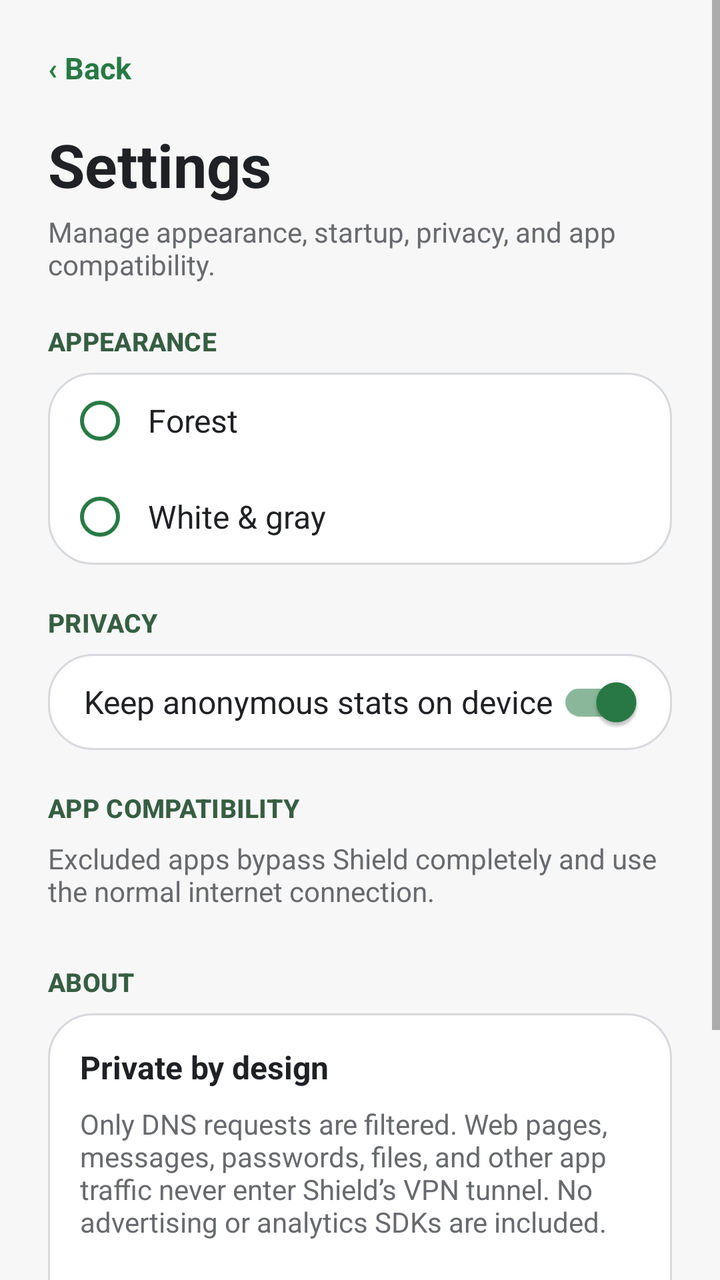
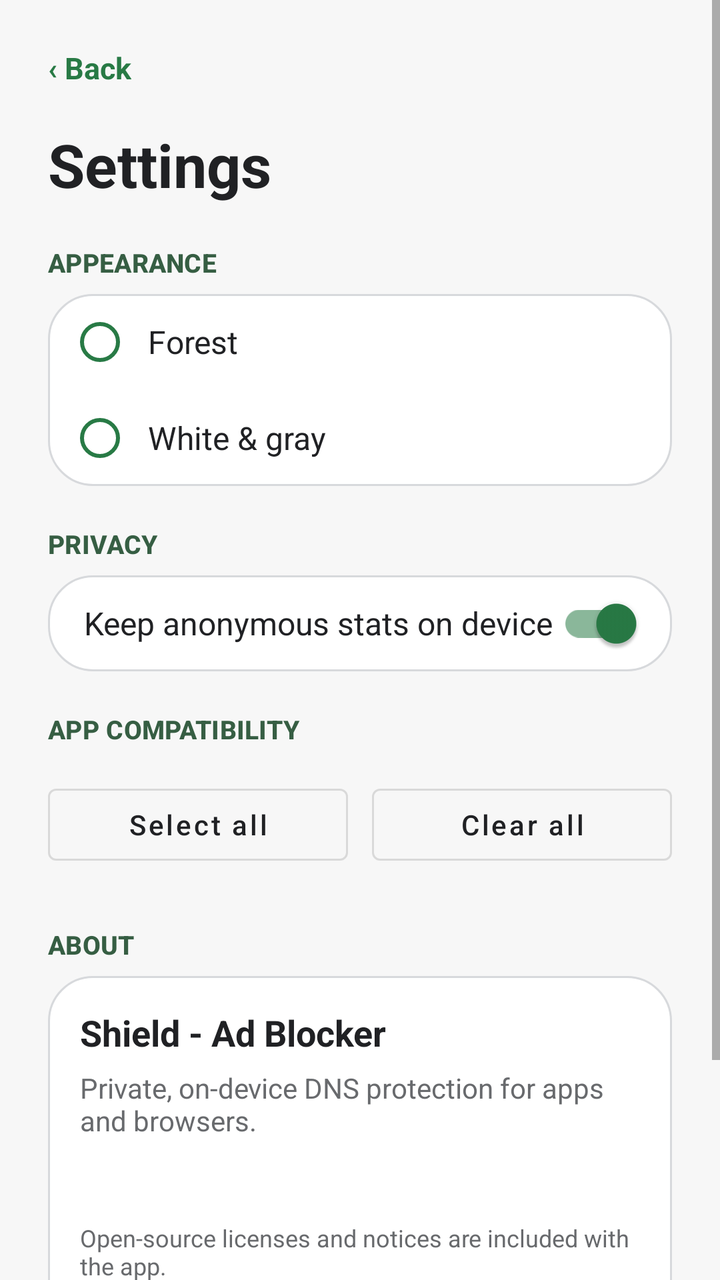

An Android layout rendered at two revisions. The XML below is the earlier revision; the diff shows what the commit changed to produce the second picture.
<!-- AndroidManifest.xml: application theme Theme.SimpleShield -->
<!-- res/layout/activity_settings.xml -->
<?xml version="1.0" encoding="utf-8"?>
<ScrollView xmlns:android="http://schemas.android.com/apk/res/android" android:id="@+id/root" android:layout_width="match_parent" android:layout_height="match_parent" android:background="@color/forest_background" android:clipToPadding="false" android:fillViewport="true" android:overScrollMode="never">
    <LinearLayout android:layout_width="match_parent" android:layout_height="wrap_content" android:orientation="vertical" android:paddingStart="@dimen/screen_horizontal_padding" android:paddingTop="10dp" android:paddingEnd="@dimen/screen_horizontal_padding" android:paddingBottom="28dp">
        <TextView android:id="@+id/backButton" android:layout_width="wrap_content" android:layout_height="48dp" android:gravity="center_vertical" android:text="@string/back" android:textColor="@color/forest_accent" android:textSize="15sp" android:textStyle="bold" />
        <TextView android:layout_width="wrap_content" android:layout_height="wrap_content" android:layout_marginTop="4dp" android:text="@string/settings" android:textColor="@color/forest_paper" android:textSize="30sp" android:textStyle="bold" />
        <TextView android:layout_width="match_parent" android:layout_height="wrap_content" android:layout_marginTop="4dp" android:text="@string/settings_intro" android:textColor="@color/forest_muted" android:textSize="14sp" />
        <TextView style="@style/ForestSectionLabel" android:text="@string/appearance" />
        <RadioGroup android:id="@+id/themeOptions" android:layout_width="match_parent" android:layout_height="wrap_content" android:background="@drawable/bg_settings_group" android:orientation="vertical" android:paddingStart="10dp" android:paddingEnd="10dp">
            <RadioButton android:id="@+id/forestThemeOption" style="@style/ForestOption" android:text="@string/theme_forest" />
            <RadioButton android:id="@+id/lightThemeOption" style="@style/ForestOption" android:text="@string/theme_light" />
        </RadioGroup>
        <TextView style="@style/ForestSectionLabel" android:text="@string/privacy" />
        <LinearLayout android:layout_width="match_parent" android:layout_height="wrap_content" android:background="@drawable/bg_settings_group" android:orientation="vertical" android:paddingStart="10dp" android:paddingEnd="10dp">
            <com.google.android.material.switchmaterial.SwitchMaterial android:id="@+id/localStatsSwitch" style="@style/ForestSwitch" android:checked="true" android:text="@string/local_stats" />
        </LinearLayout>
        <TextView style="@style/ForestSectionLabel" android:text="@string/app_exclusions" />
        <TextView android:layout_width="match_parent" android:layout_height="wrap_content" android:text="@string/app_exclusions_intro" android:textColor="@color/forest_muted" android:textSize="14sp" />
        <TextView android:id="@+id/reconnectNotice" android:layout_width="match_parent" android:layout_height="wrap_content" android:layout_marginTop="8dp" android:text="@string/reconnect_required" android:textColor="@color/forest_accent" android:textStyle="bold" android:visibility="gone" />
        <LinearLayout android:id="@+id/excludedAppsContainer" android:layout_width="match_parent" android:layout_height="wrap_content" android:layout_marginTop="7dp" android:background="@drawable/bg_settings_group" android:orientation="vertical" android:paddingStart="10dp" android:paddingEnd="10dp" />
        <TextView style="@style/ForestSectionLabel" android:text="@string/about" />
        <LinearLayout android:layout_width="match_parent" android:layout_height="wrap_content" android:background="@drawable/bg_settings_group" android:orientation="vertical" android:padding="16dp">
            <TextView android:layout_width="match_parent" android:layout_height="wrap_content" android:text="@string/privacy_note_title" android:textColor="@color/forest_paper" android:textSize="16sp" android:textStyle="bold" />
            <TextView android:layout_width="match_parent" android:layout_height="wrap_content" android:layout_marginTop="8dp" android:text="@string/privacy_note" android:textColor="@color/forest_muted" android:textSize="14sp" />
            <TextView android:id="@+id/blocklistStatus" android:layout_width="match_parent" android:layout_height="wrap_content" android:layout_marginTop="18dp" android:textColor="@color/forest_paper" android:textSize="14sp" android:textStyle="bold" />
            <TextView android:layout_width="match_parent" android:layout_height="wrap_content" android:layout_marginTop="6dp" android:autoLink="web" android:linksClickable="true" android:text="@string/blocklist_attribution" android:textColor="@color/forest_muted" android:textColorLink="@color/forest_accent" android:textSize="12sp" />
            <TextView android:layout_width="match_parent" android:layout_height="wrap_content" android:layout_marginTop="12dp" android:text="@string/version" android:textColor="@color/forest_accent" android:textSize="13sp" />
        </LinearLayout>
    </LinearLayout>
</ScrollView>
<!-- resources referenced by this layout -->
<resources>
  <color name="forest_accent">#287A45</color>
  <color name="forest_background">#F7F7F7</color>
  <color name="forest_muted">#686A6D</color>
  <color name="forest_paper">#202124</color>
  <dimen name="screen_horizontal_padding">24dp</dimen>
  <!-- drawable bg_settings_group (drawable) -->
  <?xml version="1.0" encoding="utf-8"?>
  <shape xmlns:android="http://schemas.android.com/apk/res/android"><corners android:radius="22dp" /><solid android:color="@color/forest_surface" /><stroke android:width="1dp" android:color="@color/forest_divider" /></shape>
  <string name="about">ABOUT</string>
  <string name="app_exclusions">APP COMPATIBILITY</string>
  <string name="app_exclusions_intro">Excluded apps bypass Shield completely and use the normal internet connection.</string>
  <string name="appearance">APPEARANCE</string>
  <string name="back">‹  Back</string>
  <string name="blocklist_attribution">Open-source rules: AdAway (CC BY 3.0), StevenBlack (MIT), hostsVN (MIT), and Tiuxo (CC BY 4.0). Lists are combined and reformatted; full notices are included with the app.</string>
  <string name="local_stats">Keep anonymous stats on device</string>
  <string name="privacy">PRIVACY</string>
  <string name="privacy_note">Only DNS requests are filtered. Web pages, messages, passwords, files, and other app traffic never enter Shield’s VPN tunnel. No advertising or analytics SDKs are included.</string>
  <string name="privacy_note_title">Private by design</string>
  <string name="reconnect_required">Stop and start protection once to apply app changes.</string>
  <string name="settings">Settings</string>
  <string name="settings_intro">Manage appearance, startup, privacy, and app compatibility.</string>
  <string name="theme_forest">Forest</string>
  <string name="theme_light">White &amp; gray</string>
  <string name="version">Shield - Ad Blocker 1.0</string>
  <style name="ForestOption" parent="Widget.AppCompat.CompoundButton.RadioButton">
          <item name="android:layout_width">match_parent</item>
          <item name="android:layout_height">48dp</item>
          <item name="android:gravity">center_vertical</item>
          <item name="android:paddingStart">8dp</item>
          <item name="android:textColor">@color/forest_paper</item>
          <item name="android:textSize">16sp</item>
          <item name="buttonTint">@color/forest_accent</item>
      </style>
  <style name="ForestSectionLabel" parent="TextAppearance.MaterialComponents.Subtitle2">
          <item name="android:layout_width">match_parent</item>
          <item name="android:layout_height">wrap_content</item>
          <item name="android:layout_marginTop">20dp</item>
          <item name="android:layout_marginBottom">7dp</item>
          <item name="android:textColor">@color/forest_accent_soft</item>
          <item name="android:textSize">13sp</item>
          <item name="android:textStyle">bold</item>
      </style>
  <style name="ForestSwitch" parent="Widget.MaterialComponents.CompoundButton.Switch">
          <item name="android:layout_width">match_parent</item>
          <item name="android:layout_height">48dp</item>
          <item name="android:gravity">center_vertical</item>
          <item name="android:paddingStart">8dp</item>
          <item name="android:paddingEnd">8dp</item>
          <item name="android:textColor">@color/forest_paper</item>
          <item name="android:textSize">16sp</item>
      </style>
  <color name="forest_surface">#FFFFFF</color>
  <color name="forest_divider">#D7D9DC</color>
  <color name="forest_accent_soft">#365E43</color>
  <!-- unchanged entries left out for length: 1 -->
</resources>

<!-- the commit's change to res/layout/activity_settings.xml (unified diff, before → after) -->
@@ -3,7 +3,6 @@
     <LinearLayout android:layout_width="match_parent" android:layout_height="wrap_content" android:orientation="vertical" android:paddingStart="@dimen/screen_horizontal_padding" android:paddingTop="10dp" android:paddingEnd="@dimen/screen_horizontal_padding" android:paddingBottom="28dp">
         <TextView android:id="@+id/backButton" android:layout_width="wrap_content" android:layout_height="48dp" android:gravity="center_vertical" android:text="@string/back" android:textColor="@color/forest_accent" android:textSize="15sp" android:textStyle="bold" />
         <TextView android:layout_width="wrap_content" android:layout_height="wrap_content" android:layout_marginTop="4dp" android:text="@string/settings" android:textColor="@color/forest_paper" android:textSize="30sp" android:textStyle="bold" />
-        <TextView android:layout_width="match_parent" android:layout_height="wrap_content" android:layout_marginTop="4dp" android:text="@string/settings_intro" android:textColor="@color/forest_muted" android:textSize="14sp" />
         <TextView style="@style/ForestSectionLabel" android:text="@string/appearance" />
         <RadioGroup android:id="@+id/themeOptions" android:layout_width="match_parent" android:layout_height="wrap_content" android:background="@drawable/bg_settings_group" android:orientation="vertical" android:paddingStart="10dp" android:paddingEnd="10dp">
             <RadioButton android:id="@+id/forestThemeOption" style="@style/ForestOption" android:text="@string/theme_forest" />
@@ -14,15 +13,19 @@
             <com.google.android.material.switchmaterial.SwitchMaterial android:id="@+id/localStatsSwitch" style="@style/ForestSwitch" android:checked="true" android:text="@string/local_stats" />
         </LinearLayout>
         <TextView style="@style/ForestSectionLabel" android:text="@string/app_exclusions" />
-        <TextView android:layout_width="match_parent" android:layout_height="wrap_content" android:text="@string/app_exclusions_intro" android:textColor="@color/forest_muted" android:textSize="14sp" />
+        <LinearLayout android:layout_width="match_parent" android:layout_height="wrap_content" android:layout_marginTop="8dp" android:orientation="horizontal">
+            <com.google.android.material.button.MaterialButton android:id="@+id/excludeAllAppsButton" style="@style/Widget.MaterialComponents.Button.OutlinedButton" android:layout_width="0dp" android:layout_height="48dp" android:layout_marginEnd="6dp" android:layout_weight="1" android:text="@string/exclude_all_apps" android:textAllCaps="false" android:textColor="@color/forest_paper" />
+            <com.google.android.material.button.MaterialButton android:id="@+id/clearExcludedAppsButton" style="@style/Widget.MaterialComponents.Button.OutlinedButton" android:layout_width="0dp" android:layout_height="48dp" android:layout_marginStart="6dp" android:layout_weight="1" android:text="@string/clear_excluded_apps" android:textAllCaps="false" android:textColor="@color/forest_paper" />
+        </LinearLayout>
         <TextView android:id="@+id/reconnectNotice" android:layout_width="match_parent" android:layout_height="wrap_content" android:layout_marginTop="8dp" android:text="@string/reconnect_required" android:textColor="@color/forest_accent" android:textStyle="bold" android:visibility="gone" />
         <LinearLayout android:id="@+id/excludedAppsContainer" android:layout_width="match_parent" android:layout_height="wrap_content" android:layout_marginTop="7dp" android:background="@drawable/bg_settings_group" android:orientation="vertical" android:paddingStart="10dp" android:paddingEnd="10dp" />
         <TextView style="@style/ForestSectionLabel" android:text="@string/about" />
         <LinearLayout android:layout_width="match_parent" android:layout_height="wrap_content" android:background="@drawable/bg_settings_group" android:orientation="vertical" android:padding="16dp">
-            <TextView android:layout_width="match_parent" android:layout_height="wrap_content" android:text="@string/privacy_note_title" android:textColor="@color/forest_paper" android:textSize="16sp" android:textStyle="bold" />
-            <TextView android:layout_width="match_parent" android:layout_height="wrap_content" android:layout_marginTop="8dp" android:text="@string/privacy_note" android:textColor="@color/forest_muted" android:textSize="14sp" />
-            <TextView android:id="@+id/blocklistStatus" android:layout_width="match_parent" android:layout_height="wrap_content" android:layout_marginTop="18dp" android:textColor="@color/forest_paper" android:textSize="14sp" android:textStyle="bold" />
+            <TextView android:layout_width="match_parent" android:layout_height="wrap_content" android:text="@string/about_app_title" android:textColor="@color/forest_paper" android:textSize="18sp" android:textStyle="bold" />
+            <TextView android:layout_width="match_parent" android:layout_height="wrap_content" android:layout_marginTop="6dp" android:text="@string/about_app_summary" android:textColor="@color/forest_muted" android:textSize="14sp" />
+            <TextView android:id="@+id/blocklistStatus" android:layout_width="match_parent" android:layout_height="wrap_content" android:layout_marginTop="16dp" android:textColor="@color/forest_paper" android:textSize="14sp" android:textStyle="bold" />
             <TextView android:layout_width="match_parent" android:layout_height="wrap_content" android:layout_marginTop="6dp" android:autoLink="web" android:linksClickable="true" android:text="@string/blocklist_attribution" android:textColor="@color/forest_muted" android:textColorLink="@color/forest_accent" android:textSize="12sp" />
+            <TextView android:layout_width="match_parent" android:layout_height="wrap_content" android:layout_marginTop="14dp" android:text="@string/proprietary_license_notice" android:textColor="@color/forest_muted" android:textSize="12sp" />
             <TextView android:layout_width="match_parent" android:layout_height="wrap_content" android:layout_marginTop="12dp" android:text="@string/version" android:textColor="@color/forest_accent" android:textSize="13sp" />
         </LinearLayout>
     </LinearLayout>
<!-- resource entries referenced after the edit -->
@@ -9,18 +9,19 @@
   <?xml version="1.0" encoding="utf-8"?>
   <shape xmlns:android="http://schemas.android.com/apk/res/android"><corners android:radius="22dp" /><solid android:color="@color/forest_surface" /><stroke android:width="1dp" android:color="@color/forest_divider" /></shape>
   <string name="about">ABOUT</string>
+  <string name="about_app_summary">Private, on-device DNS protection for apps and browsers.</string>
+  <string name="about_app_title">Shield - Ad Blocker</string>
   <string name="app_exclusions">APP COMPATIBILITY</string>
-  <string name="app_exclusions_intro">Excluded apps bypass Shield completely and use the normal internet connection.</string>
   <string name="appearance">APPEARANCE</string>
   <string name="back">‹  Back</string>
-  <string name="blocklist_attribution">Open-source rules: AdAway (CC BY 3.0), StevenBlack (MIT), hostsVN (MIT), and Tiuxo (CC BY 4.0). Lists are combined and reformatted; full notices are included with the app.</string>
+  <string name="blocklist_attribution">Open-source licenses and notices are included with the app.</string>
+  <string name="clear_excluded_apps">Clear all</string>
+  <string name="exclude_all_apps">Select all</string>
   <string name="local_stats">Keep anonymous stats on device</string>
   <string name="privacy">PRIVACY</string>
-  <string name="privacy_note">Only DNS requests are filtered. Web pages, messages, passwords, files, and other app traffic never enter Shield’s VPN tunnel. No advertising or analytics SDKs are included.</string>
-  <string name="privacy_note_title">Private by design</string>
+  <string name="proprietary_license_notice">Copyright © 2026 Sudip Laudari. All rights reserved. Unauthorized copying, modification, or redistribution is prohibited.</string>
   <string name="reconnect_required">Stop and start protection once to apply app changes.</string>
   <string name="settings">Settings</string>
-  <string name="settings_intro">Manage appearance, startup, privacy, and app compatibility.</string>
   <string name="theme_forest">Forest</string>
   <string name="theme_light">White &amp; gray</string>
   <string name="version">Shield - Ad Blocker 1.0</string>
